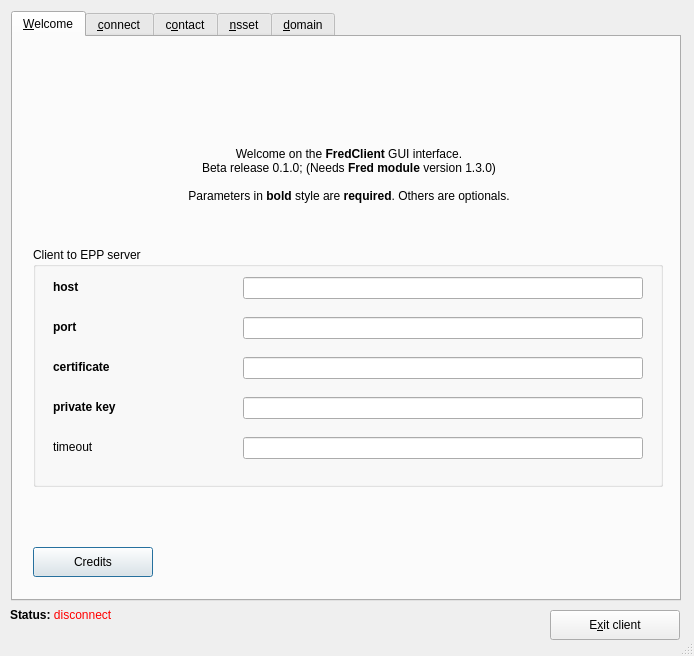
Old version of the form guiqt4/main.ui in the repository CZ-NIC/fred-client.
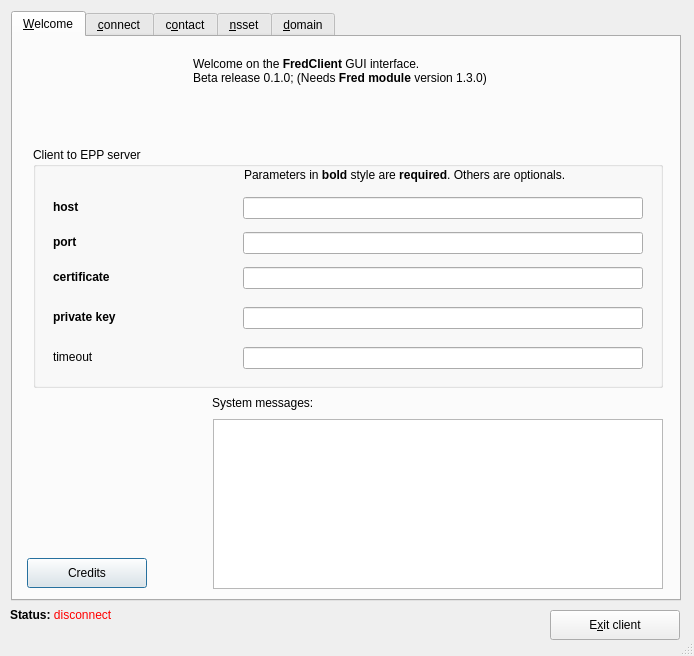
New version of the form. Icons and pictures are not drawn.

Commit message: uprava vypisu prihlasovaciho procesu

```diff
--- a/guiqt4/main.ui
+++ b/guiqt4/main.ui
@@ -72,39 +72,55 @@
     <attribute name="title" >
      <string>&amp;Welcome</string>
     </attribute>
+    <widget class="QPushButton" name="btn_credits" >
+     <property name="geometry" >
+      <rect>
+       <x>14</x>
+       <y>521</y>
+       <width>120</width>
+       <height>30</height>
+      </rect>
+     </property>
+     <property name="text" >
+      <string>Credits</string>
+     </property>
+    </widget>
+    <widget class="QLabel" name="textLabel3_2" >
+     <property name="geometry" >
+      <rect>
+       <x>199</x>
+       <y>359</y>
+       <width>451</width>
+       <height>21</height>
+      </rect>
+     </property>
+     <property name="text" >
+      <string>System messages:</string>
+     </property>
+     <property name="alignment" >
+      <set>Qt::AlignLeading|Qt::AlignLeft|Qt::AlignTop</set>
+     </property>
+     <property name="wordWrap" >
+      <bool>false</bool>
+     </property>
+    </widget>
     <widget class="QGroupBox" name="groupBox1" >
      <property name="geometry" >
       <rect>
        <x>20</x>
-       <y>210</y>
+       <y>110</y>
        <width>630</width>
-       <height>240</height>
+       <height>241</height>
       </rect>
      </property>
      <property name="title" >
       <string>Client to EPP server</string>
      </property>
-     <widget class="QLabel" name="textLabel2" >
-      <property name="geometry" >
-       <rect>
-        <x>20</x>
-        <y>70</y>
-        <width>180</width>
-        <height>20</height>
-       </rect>
-      </property>
-      <property name="text" >
-       <string>&lt;b>port&lt;/b></string>
-      </property>
-      <property name="wordWrap" >
-       <bool>false</bool>
-      </property>
-     </widget>
-     <widget class="QLineEdit" name="connect_certificate" >
+     <widget class="QLineEdit" name="connect_timeout" >
       <property name="geometry" >
        <rect>
         <x>210</x>
-        <y>110</y>
+        <y>200</y>
         <width>400</width>
         <height>22</height>
        </rect>
@@ -114,7 +130,7 @@
       <property name="geometry" >
        <rect>
         <x>20</x>
-        <y>190</y>
+        <y>200</y>
         <width>180</width>
         <height>20</height>
        </rect>
@@ -130,17 +146,33 @@
       <property name="geometry" >
        <rect>
         <x>210</x>
-        <y>150</y>
+        <y>160</y>
         <width>400</width>
         <height>22</height>
        </rect>
       </property>
      </widget>
-     <widget class="QLineEdit" name="connect_port" >
+     <widget class="QLabel" name="textLabel6" >
+      <property name="geometry" >
+       <rect>
+        <x>20</x>
+        <y>160</y>
+        <width>180</width>
+        <height>20</height>
+       </rect>
+      </property>
+      <property name="text" >
+       <string>&lt;b>private key&lt;/b></string>
+      </property>
+      <property name="wordWrap" >
+       <bool>false</bool>
+      </property>
+     </widget>
+     <widget class="QLineEdit" name="connect_certificate" >
       <property name="geometry" >
        <rect>
         <x>210</x>
-        <y>70</y>
+        <y>120</y>
         <width>400</width>
         <height>22</height>
        </rect>
@@ -150,7 +182,7 @@
       <property name="geometry" >
        <rect>
         <x>20</x>
-        <y>110</y>
+        <y>120</y>
         <width>180</width>
         <height>20</height>
        </rect>
@@ -162,11 +194,37 @@
        <bool>false</bool>
       </property>
      </widget>
+     <widget class="QLineEdit" name="connect_port" >
+      <property name="geometry" >
+       <rect>
+        <x>210</x>
+        <y>85</y>
+        <width>400</width>
+        <height>22</height>
+       </rect>
+      </property>
+     </widget>
+     <widget class="QLabel" name="textLabel2" >
+      <property name="geometry" >
+       <rect>
+        <x>20</x>
+        <y>85</y>
+        <width>180</width>
+        <height>20</height>
+       </rect>
+      </property>
+      <property name="text" >
+       <string>&lt;b>port&lt;/b></string>
+      </property>
+      <property name="wordWrap" >
+       <bool>false</bool>
+      </property>
+     </widget>
      <widget class="QLineEdit" name="connect_host" >
       <property name="geometry" >
        <rect>
         <x>210</x>
-        <y>30</y>
+        <y>50</y>
         <width>400</width>
         <height>22</height>
        </rect>
@@ -176,7 +234,7 @@
       <property name="geometry" >
        <rect>
         <x>20</x>
-        <y>30</y>
+        <y>50</y>
         <width>180</width>
         <height>20</height>
        </rect>
@@ -188,72 +246,43 @@
        <bool>false</bool>
       </property>
      </widget>
-     <widget class="QLabel" name="textLabel6" >
+     <widget class="QLabel" name="textLabel3_3" >
       <property name="geometry" >
        <rect>
-        <x>20</x>
-        <y>150</y>
-        <width>180</width>
-        <height>20</height>
+        <x>211</x>
+        <y>18</y>
+        <width>401</width>
+        <height>21</height>
        </rect>
       </property>
       <property name="text" >
-       <string>&lt;b>private key&lt;/b></string>
+       <string>Parameters in &lt;b>bold&lt;/b> style are &lt;b>required&lt;/b>. Others are optionals.</string>
       </property>
       <property name="wordWrap" >
        <bool>false</bool>
       </property>
      </widget>
-     <widget class="QLineEdit" name="connect_timeout" >
-      <property name="geometry" >
-       <rect>
-        <x>210</x>
-        <y>190</y>
-        <width>400</width>
-        <height>22</height>
-       </rect>
-      </property>
-     </widget>
     </widget>
-    <widget class="QPushButton" name="btn_credits" >
-     <property name="geometry" >
-      <rect>
-       <x>20</x>
-       <y>510</y>
-       <width>120</width>
-       <height>30</height>
-      </rect>
+    <widget class="QTextEdit" name="system_messages" >
+     <property name="enabled" >
+      <bool>true</bool>
      </property>
-     <property name="text" >
-      <string>Credits</string>
-     </property>
-    </widget>
-    <widget class="QLabel" name="textLabel1" >
      <property name="geometry" >
       <rect>
-       <x>21</x>
-       <y>110</y>
-       <width>630</width>
-       <height>100</height>
+       <x>200</x>
+       <y>382</y>
+       <width>450</width>
+       <height>170</height>
       </rect>
      </property>
-     <property name="text" >
-      <string>Welcome on the &lt;b>FredClient&lt;/b> GUI interface.&lt;br>
-Beta release 0.1.0; (Needs &lt;b>Fred module&lt;/b> version 1.3.0)&lt;br>
-&lt;br>
-Parameters in &lt;b>bold&lt;/b> style are &lt;b>required&lt;/b>. Others are optionals.</string>
-     </property>
-     <property name="alignment" >
-      <set>Qt::AlignHCenter|Qt::AlignTop</set>
-     </property>
-     <property name="wordWrap" >
+     <property name="readOnly" >
       <bool>true</bool>
      </property>
     </widget>
     <widget class="QLabel" name="pixmapLabel3" >
      <property name="geometry" >
       <rect>
-       <x>260</x>
+       <x>20</x>
        <y>20</y>
        <width>143</width>
        <height>76</height>
@@ -269,6 +298,26 @@
       <bool>false</bool>
      </property>
     </widget>
+    <widget class="QLabel" name="textLabel1" >
+     <property name="geometry" >
+      <rect>
+       <x>180</x>
+       <y>20</y>
+       <width>471</width>
+       <height>81</height>
+      </rect>
+     </property>
+     <property name="text" >
+      <string>Welcome on the &lt;b>FredClient&lt;/b> GUI interface.&lt;br>
+Beta release 0.1.0; (Needs &lt;b>Fred module&lt;/b> version 1.3.0)</string>
+     </property>
+     <property name="alignment" >
+      <set>Qt::AlignLeading|Qt::AlignLeft|Qt::AlignTop</set>
+     </property>
+     <property name="wordWrap" >
+      <bool>true</bool>
+     </property>
+    </widget>
    </widget>
    <widget class="QWidget" name="Widget8" >
     <attribute name="title" >
@@ -757,6 +806,25 @@
           </rect>
          </property>
         </widget>
+        <widget class="QPushButton" name="btn_source_logout" >
+         <property name="geometry" >
+          <rect>
+           <x>10</x>
+           <y>270</y>
+           <width>50</width>
+           <height>50</height>
+          </rect>
+         </property>
+         <property name="toolTip" >
+          <string/>
+         </property>
+         <property name="text" >
+          <string/>
+         </property>
+         <property name="icon" >
+          <iconset>icon_source.png</iconset>
+         </property>
+        </widget>
         <widget class="QTextEdit" name="logout_data" >
          <property name="geometry" >
           <rect>
@@ -767,25 +835,6 @@
           </rect>
          </property>
         </widget>
-        <widget class="QPushButton" name="btn_source_logout" >
-         <property name="geometry" >
-          <rect>
-           <x>10</x>
-           <y>270</y>
-           <width>50</width>
-           <height>50</height>
-          </rect>
-         </property>
-         <property name="toolTip" >
-          <string/>
-         </property>
-         <property name="text" >
-          <string/>
-         </property>
-         <property name="icon" >
-          <iconset>icon_source.png</iconset>
-         </property>
-        </widget>
        </widget>
       </widget>
      </widget>
```
The commit also changes 2 other files.
